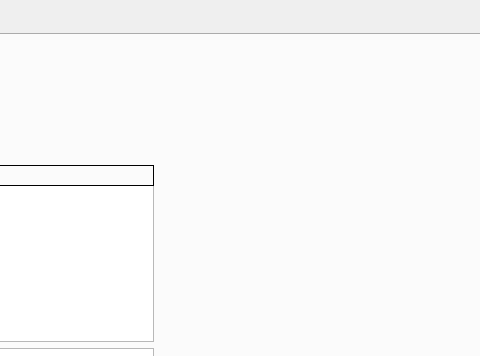
Above: mainWindow.ui from flopez141414/Beat before the change; both pictures show x 668 to 1148 and y 0 to 356 of the 1237 by 586 pixel window. Below: the same form after it.
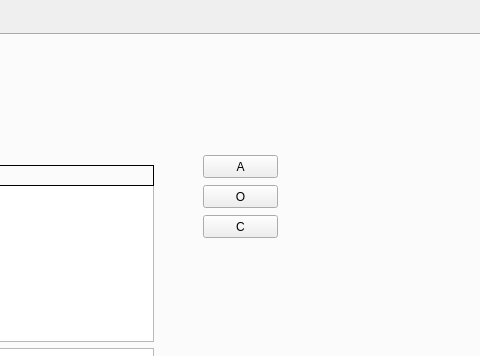
That is the form after the change.

Patch:
```diff
--- a/mainWindow.ui
+++ b/mainWindow.ui
@@ -357,6 +357,45 @@
          </rect>
         </property>
        </widget>
+       <widget class="QPushButton" name="pushButton_5">
+        <property name="geometry">
+         <rect>
+          <x>860</x>
+          <y>120</y>
+          <width>75</width>
+          <height>23</height>
+         </rect>
+        </property>
+        <property name="text">
+         <string>A</string>
+        </property>
+       </widget>
+       <widget class="QPushButton" name="pushButton_6">
+        <property name="geometry">
+         <rect>
+          <x>860</x>
+          <y>150</y>
+          <width>75</width>
+          <height>23</height>
+         </rect>
+        </property>
+        <property name="text">
+         <string>O</string>
+        </property>
+       </widget>
+       <widget class="QPushButton" name="pushButton_7">
+        <property name="geometry">
+         <rect>
+          <x>860</x>
+          <y>180</y>
+          <width>75</width>
+          <height>23</height>
+         </rect>
+        </property>
+        <property name="text">
+         <string>C</string>
+        </property>
+       </widget>
       </widget>
       <widget class="QWidget" name="pluginTab">
        <attribute name="title">
```
